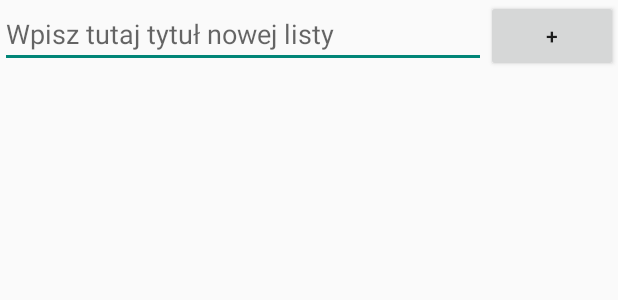
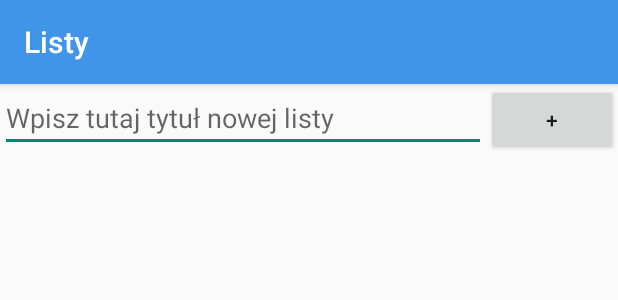
Before and after one commit to luki703/ShoppingList, an Android app: the layout main_menu_activity.xml on its own in the app's theme, with its tools: preview values and no code run, on a phone screen of 412 x 824 dp. Shown: the top 300 px of the screen. Run offline under Robolectric (Android 15) with nearby library versions, the phone set to English and light mode, and no system bars.

Commit message:
Toolbars etc

```diff
--- a/app/src/main/res/layout/main_menu_activity.xml
+++ b/app/src/main/res/layout/main_menu_activity.xml
@@ -6,13 +6,25 @@
     android:layout_height="match_parent"
     tools:context=".MainMenu"
     tools:visibility="visible">
+    <include
+        android:id="@+id/menuToolbar"
+        layout="@layout/toolbar"
+
+        app:layout_constraintEnd_toEndOf="parent"
+        app:layout_constraintStart_toStartOf="parent"
+        app:layout_constraintTop_toTopOf="parent"
+        />
+
     <LinearLayout
         android:id="@+id/linearUpView"
         android:layout_width="fill_parent"
         android:layout_height="wrap_content"
         android:layout_alignParentTop="true"
         android:orientation="horizontal"
-        app:layout_constraintTop_toTopOf="parent">
+        app:layout_constraintEnd_toEndOf="parent"
+        app:layout_constraintStart_toStartOf="parent"
+        app:layout_constraintTop_toBottomOf="@id/menuToolbar">
+
         <EditText
             android:id="@+id/newListEditTextTitle"
             android:layout_width="wrap_content"
@@ -31,8 +43,7 @@
             android:id="@+id/addListBtn"
             android:layout_width="wrap_content"
             android:layout_height="wrap_content"
-                android:text="@string/saveBtn"
-                />
+            android:text="@string/saveBtn" />
     </LinearLayout>
     <LinearLayout
         android:id="@+id/mainMenuLinearLayout"
--- /dev/null
+++ b/app/src/main/res/layout/toolbar.xml
@@ -0,0 +1,13 @@
+<?xml version="1.0" encoding="utf-8"?>
+<androidx.appcompat.widget.Toolbar xmlns:android="http://schemas.android.com/apk/res/android"
+    android:layout_width="match_parent"
+    android:layout_height="wrap_content"
+    xmlns:app="http://schemas.android.com/apk/res-auto"
+    android:background="@color/light_blue"
+    android:elevation="4dp"
+    app:title="@string/mainMenuTitle"
+    android:theme="@style/ThemeOverlay.AppCompat.Dark.ActionBar"
+    app:popupTheme="@style/ThemeOverlay.AppCompat.Light">
+
+
+</androidx.appcompat.widget.Toolbar>
--- a/app/src/main/res/values-night/themes.xml
+++ b/app/src/main/res/values-night/themes.xml
@@ -1,6 +1,6 @@
 <resources xmlns:tools="http://schemas.android.com/tools">
     <!-- Base application theme. -->
-    <style name="Theme.ShoppingList" parent="Theme.MaterialComponents.DayNight.DarkActionBar">
+    <style name="Theme.ShoppingList" parent="Theme.AppCompat.Light.NoActionBar">
         <!-- Primary brand color. -->
         <item name="colorPrimary">@color/purple_200</item>
         <item name="colorPrimaryVariant">@color/purple_700</item>
--- a/app/src/main/res/values/colors.xml
+++ b/app/src/main/res/values/colors.xml
@@ -7,5 +7,7 @@
     <color name="teal_700">#FF018786</color>
     <color name="black">#FF000000</color>
     <color name="white">#FFFFFFFF</color>
+    <color name="light_blue">#4195e8</color>
+
     <color name="pressed_color">#4bc730</color>
 </resources>
--- a/app/src/main/res/values/strings.xml
+++ b/app/src/main/res/values/strings.xml
@@ -14,4 +14,6 @@
     <string name="restartBtnText">Wyczyść listę</string>
     <string name="nextBtnText">zapisz</string>
     <string name="newListTitle">Wpisz tutaj tytuł nowej listy</string>
+    <string name="mainMenuTitle">Listy</string>
+
 </resources>
--- a/app/src/main/res/values/themes.xml
+++ b/app/src/main/res/values/themes.xml
@@ -1,6 +1,6 @@
 <resources xmlns:tools="http://schemas.android.com/tools">
     <!-- Base application theme. -->
-    <style name="Theme.ShoppingList" parent="Theme.MaterialComponents.DayNight.DarkActionBar">
+    <style name="Theme.ShoppingList" parent="Theme.AppCompat.Light.NoActionBar">
         <!-- Primary brand color. -->
         <item name="colorPrimary">@color/purple_500</item>
         <item name="colorPrimaryVariant">@color/purple_700</item>
```
Also changed, not shown: app/src/main/java/com/example/shoppinglist/MainActivity.java (+10 -3 lines), app/src/main/java/com/example/shoppinglist/SecondPageActivity.java (+20 -5 lines), app/src/main/res/layout/activity_main.xml (+13 -2 lines), app/src/main/res/layout/second_activity.xml (+8 -2 lines). Lines whose indentation alone changed are shown as unchanged.
